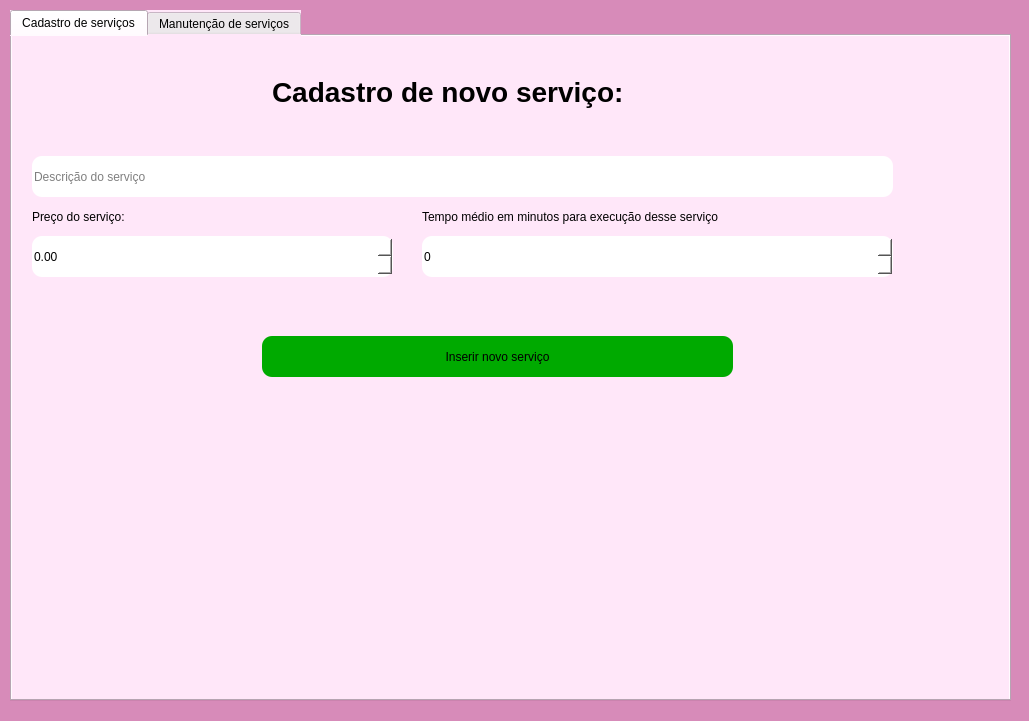
The window that telas_duda/servicos.ui (JVwolfart/PROJETO-SALAO-JOVEM-PROGRAMADOR) describes before a commit, drawn with Qt 5.
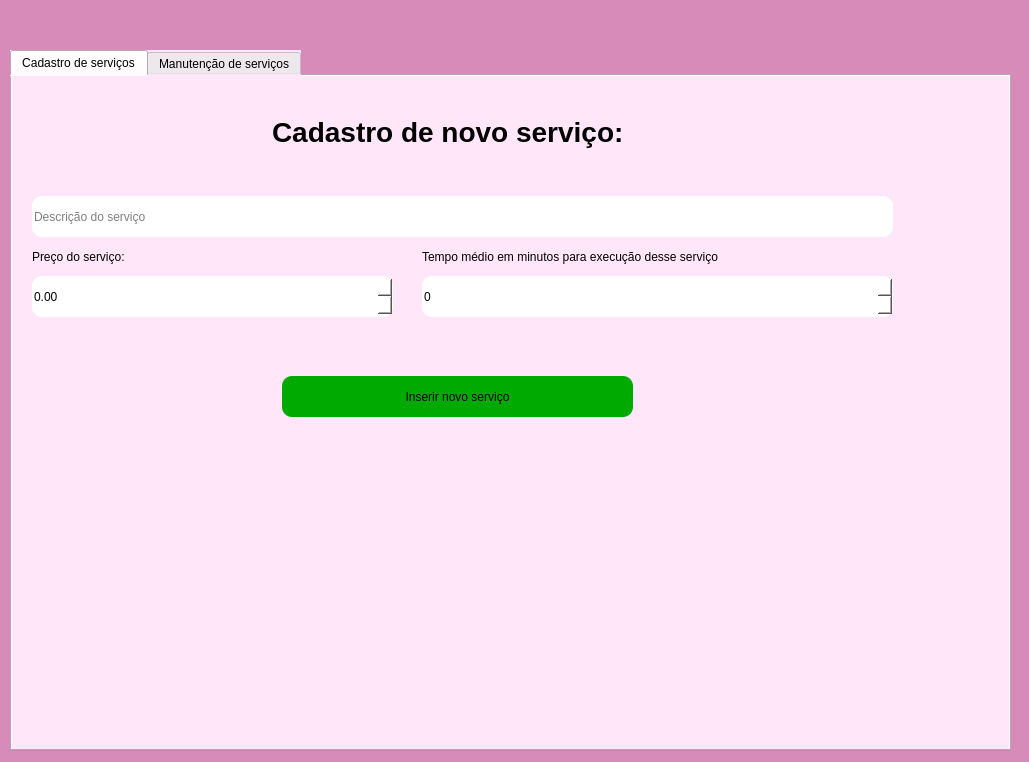
The same window after the commit. The open tabs and pages were chosen to show the change. Icons and pictures are not drawn.

Patch:
```diff
--- a/telas_duda/servicos.ui
+++ b/telas_duda/servicos.ui
@@ -13,9 +13,21 @@
     <x>0</x>
     <y>0</y>
     <width>1029</width>
-    <height>721</height>
+    <height>762</height>
    </rect>
   </property>
+  <property name="minimumSize">
+   <size>
+    <width>1029</width>
+    <height>762</height>
+   </size>
+  </property>
+  <property name="maximumSize">
+   <size>
+    <width>1039</width>
+    <height>772</height>
+   </size>
+  </property>
   <property name="font">
    <font>
     <pointsize>14</pointsize>
@@ -59,9 +71,9 @@
     <property name="geometry">
      <rect>
       <x>10</x>
-      <y>10</y>
+      <y>50</y>
       <width>1001</width>
-      <height>691</height>
+      <height>701</height>
      </rect>
     </property>
     <property name="cursor">
@@ -99,9 +111,9 @@
      <widget class="QPushButton" name="BtnInserir">
       <property name="geometry">
        <rect>
-        <x>250</x>
+        <x>270</x>
         <y>300</y>
-        <width>471</width>
+        <width>351</width>
         <height>41</height>
        </rect>
       </property>
@@ -197,10 +209,10 @@
      <widget class="QLabel" name="label_2">
       <property name="geometry">
        <rect>
-        <x>620</x>
-        <y>520</y>
-        <width>361</width>
-        <height>131</height>
+        <x>540</x>
+        <y>460</y>
+        <width>421</width>
+        <height>161</height>
        </rect>
       </property>
       <property name="text">
```
Left out of the diff: 4 changed lines with no effect on the pictures.
